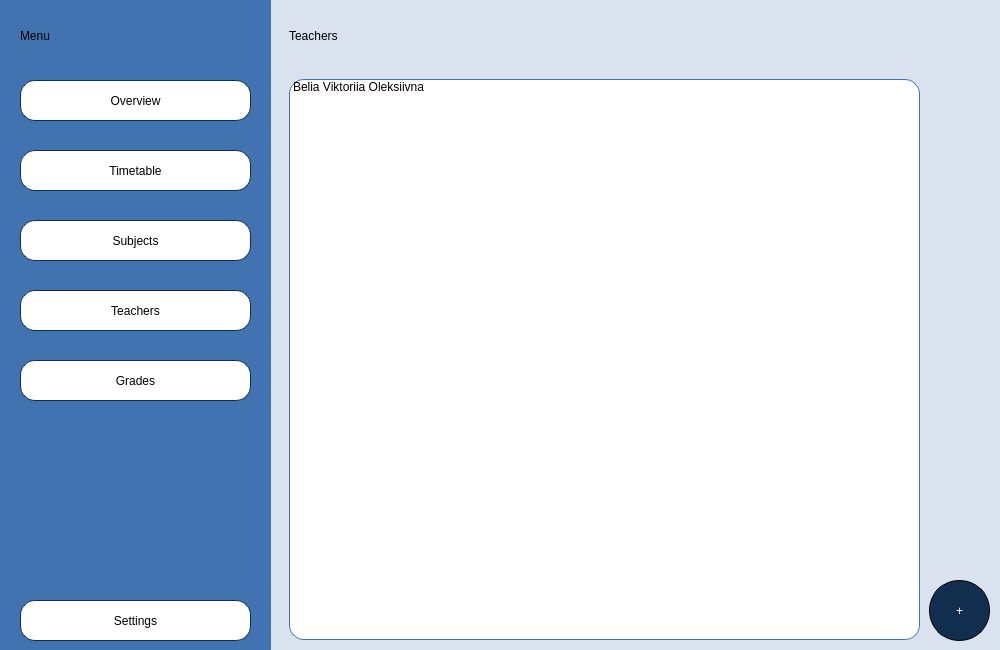
Qt form Planner/teachermain.ui (BeliaViktoria/Planner) before a commit.
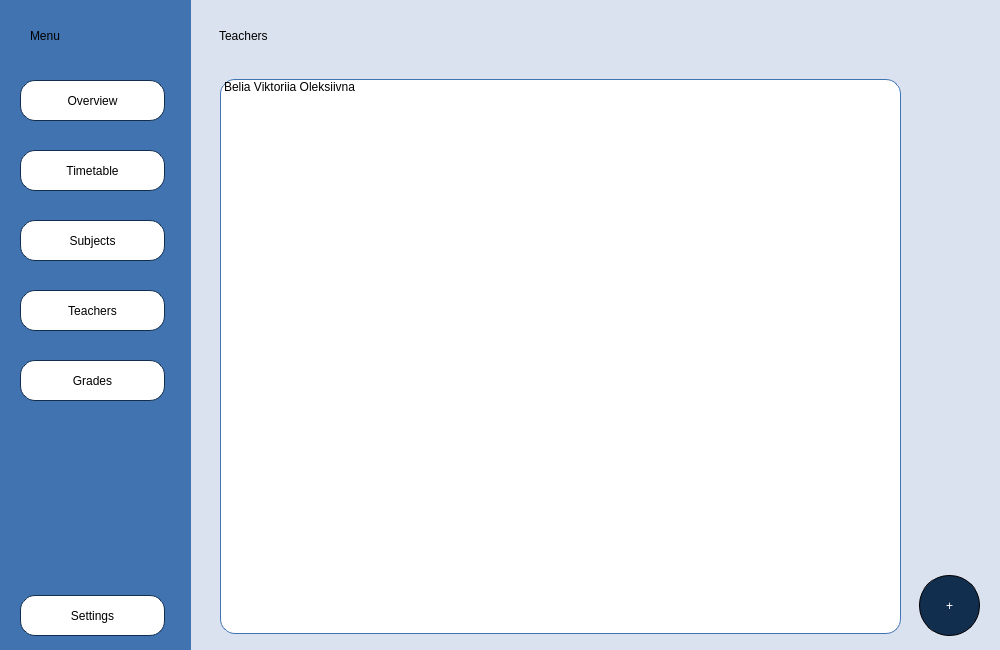
The same form after that commit.

Commit message: Timetable main window

Patch:
```diff
--- a/Planner/teachermain.ui
+++ b/Planner/teachermain.ui
@@ -22,12 +22,90 @@
   <property name="styleSheet">
    <string notr="true"/>
   </property>
+  <widget class="QListWidget" name="listWidget_Teachers">
+   <property name="geometry">
+    <rect>
+     <x>220</x>
+     <y>79</y>
+     <width>681</width>
+     <height>555</height>
+    </rect>
+   </property>
+   <property name="styleSheet">
+    <string notr="true">font: 16pt &quot;Gentium Book Basic&quot;;
+color: black;
+background-color: rgb(255, 255, 255);
+border-radius: 15px;
+border-style: solid;
+border-width: 1px;
+border-color:rgb(64, 115, 175);</string>
+   </property>
+   <item>
+    <property name="text">
+     <string>Belia Viktoriia Oleksiivna</string>
+    </property>
+   </item>
+  </widget>
+  <widget class="QWidget" name="widget_Teachers" native="true">
+   <property name="geometry">
+    <rect>
+     <x>189</x>
+     <y>0</y>
+     <width>811</width>
+     <height>650</height>
+    </rect>
+   </property>
+   <property name="styleSheet">
+    <string notr="true">background-color:rgb(219, 226, 239);</string>
+   </property>
+   <widget class="QLabel" name="label_Teachers">
+    <property name="geometry">
+     <rect>
+      <x>30</x>
+      <y>10</y>
+      <width>231</width>
+      <height>51</height>
+     </rect>
+    </property>
+    <property name="styleSheet">
+     <string notr="true">color: black;
+font: 75 28pt &quot;Gentium Book Basic&quot;;</string>
+    </property>
+    <property name="text">
+     <string>Teachers</string>
+    </property>
+   </widget>
+   <widget class="QPushButton" name="pushButton_Add">
+    <property name="geometry">
+     <rect>
+      <x>730</x>
+      <y>575</y>
+      <width>61</width>
+      <height>61</height>
+     </rect>
+    </property>
+    <property name="styleSheet">
+     <string notr="true">border-radius:30px;
+color:white;
+font: 36pt &quot;Gentium Book Basic&quot;;
+background-color:rgb(18, 46, 79);
+border-color:rgb(0, 0, 0);
+border-style: solid;
+border-width: 1px;
+
+</string>
+    </property>
+    <property name="text">
+     <string>+</string>
+    </property>
+   </widget>
+  </widget>
   <widget class="QWidget" name="widget_Menu" native="true">
    <property name="geometry">
     <rect>
      <x>0</x>
      <y>0</y>
-     <width>271</width>
+     <width>191</width>
      <height>651</height>
     </rect>
    </property>
@@ -37,9 +115,9 @@
    <widget class="QLabel" name="label_Menu">
     <property name="geometry">
      <rect>
-      <x>20</x>
+      <x>30</x>
       <y>10</y>
-      <width>231</width>
+      <width>121</width>
       <height>51</height>
      </rect>
     </property>
@@ -56,7 +134,7 @@
      <rect>
       <x>20</x>
       <y>80</y>
-      <width>231</width>
+      <width>145</width>
       <height>41</height>
      </rect>
     </property>
@@ -78,7 +156,7 @@
      <rect>
       <x>20</x>
       <y>150</y>
-      <width>231</width>
+      <width>145</width>
       <height>41</height>
      </rect>
     </property>
@@ -100,15 +178,15 @@
      <rect>
       <x>20</x>
       <y>220</y>
-      <width>231</width>
+      <width>145</width>
       <height>41</height>
      </rect>
     </property>
     <property name="styleSheet">
-     <string notr="true">font: 16pt &quot;Gentium Book Basic&quot;;
+     <string notr="true">font: 14pt &quot;Gentium Book Basic&quot;;
+color: black;
 background: rgb(255, 255, 255);
 border-radius: 15px;
-color: black;
 border-style: solid;
 border-width: 1px;
 border-color:rgb(18, 46, 79);</string>
@@ -122,7 +200,7 @@
      <rect>
       <x>20</x>
       <y>290</y>
-      <width>231</width>
+      <width>145</width>
       <height>41</height>
      </rect>
     </property>
@@ -144,7 +222,7 @@
      <rect>
       <x>20</x>
       <y>360</y>
-      <width>231</width>
+      <width>145</width>
       <height>41</height>
      </rect>
     </property>
@@ -165,8 +243,8 @@
     <property name="geometry">
      <rect>
       <x>20</x>
-      <y>600</y>
-      <width>231</width>
+      <y>595</y>
+      <width>145</width>
       <height>41</height>
      </rect>
     </property>
@@ -191,84 +269,6 @@
    <zorder>pushButton_Settings</zorder>
    <zorder>label_Menu</zorder>
   </widget>
-  <widget class="QListWidget" name="listWidget_Teachers">
-   <property name="geometry">
-    <rect>
-     <x>289</x>
-     <y>79</y>
-     <width>631</width>
-     <height>561</height>
-    </rect>
-   </property>
-   <property name="styleSheet">
-    <string notr="true">font: 16pt &quot;Gentium Book Basic&quot;;
-color: black;
-background-color: rgb(255, 255, 255);
-border-radius: 15px;
-border-style: solid;
-border-width: 1px;
-border-color:rgb(64, 115, 175);</string>
-   </property>
-   <item>
-    <property name="text">
-     <string>Belia Viktoriia Oleksiivna</string>
-    </property>
-   </item>
-  </widget>
-  <widget class="QWidget" name="widget_Teachers" native="true">
-   <property name="geometry">
-    <rect>
-     <x>269</x>
-     <y>0</y>
-     <width>731</width>
-     <height>650</height>
-    </rect>
-   </property>
-   <property name="styleSheet">
-    <string notr="true">background-color:rgb(219, 226, 239);</string>
-   </property>
-   <widget class="QLabel" name="label_Teachers">
-    <property name="geometry">
-     <rect>
-      <x>20</x>
-      <y>10</y>
-      <width>231</width>
-      <height>51</height>
-     </rect>
-    </property>
-    <property name="styleSheet">
-     <string notr="true">color: black;
-font: 75 28pt &quot;Gentium Book Basic&quot;;</string>
-    </property>
-    <property name="text">
-     <string>Teachers</string>
-    </property>
-   </widget>
-   <widget class="QPushButton" name="pushButton_Add">
-    <property name="geometry">
-     <rect>
-      <x>660</x>
-      <y>580</y>
-      <width>61</width>
-      <height>61</height>
-     </rect>
-    </property>
-    <property name="styleSheet">
-     <string notr="true">border-radius:30px;
-color:white;
-font: 36pt &quot;Gentium Book Basic&quot;;
-background-color:rgb(18, 46, 79);
-border-color:rgb(0, 0, 0);
-border-style: solid;
-border-width: 1px;
-
-</string>
-    </property>
-    <property name="text">
-     <string>+</string>
-    </property>
-   </widget>
-  </widget>
   <zorder>widget_Teachers</zorder>
   <zorder>widget_Menu</zorder>
   <zorder>listWidget_Teachers</zorder>
```
Left out of the diff: 14 changed lines with no effect on the pictures. The commit also changes 7 other files.
